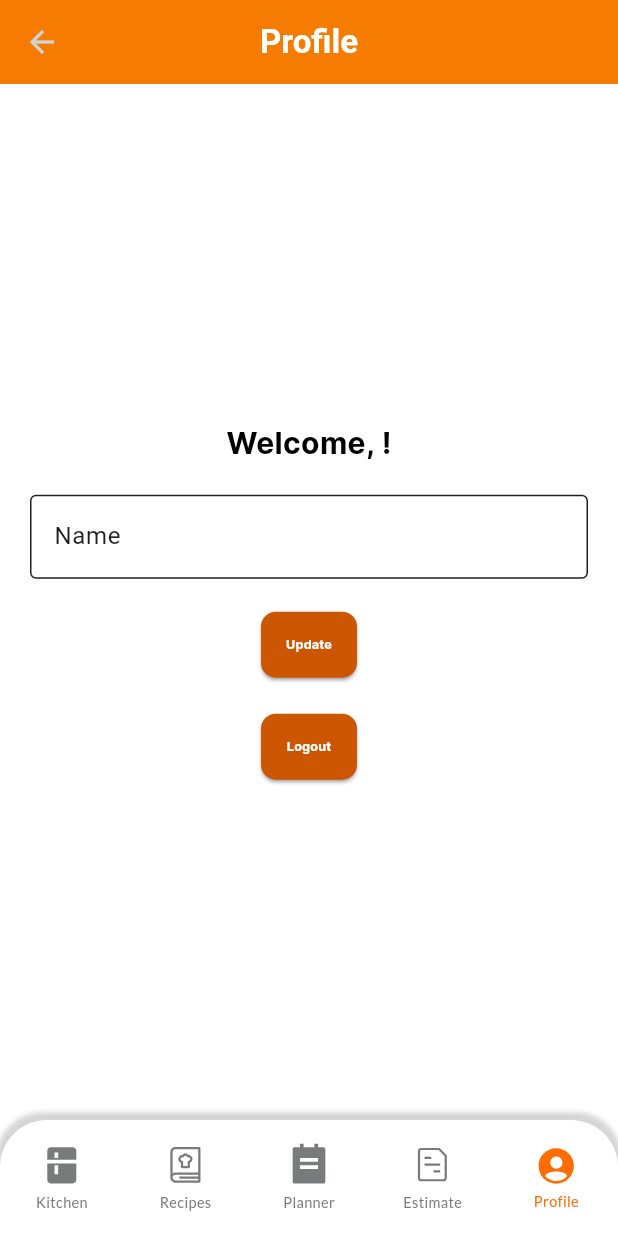
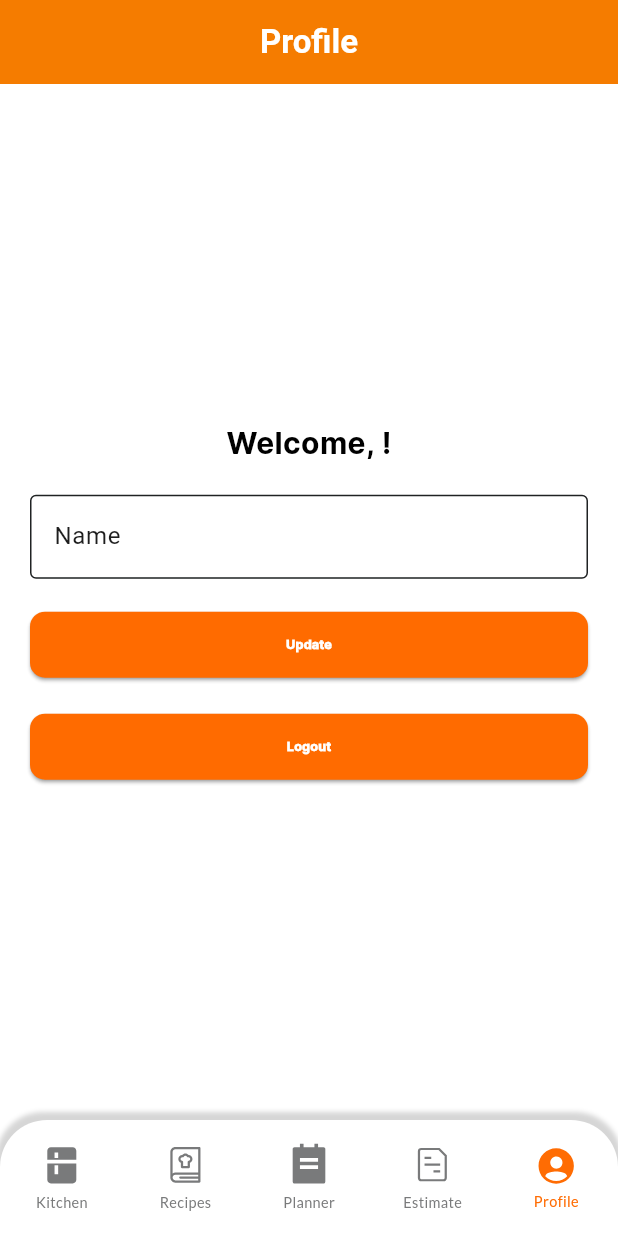
Before and after one commit to Siddharth-smnt/kulture, a Flutter app: the screen it shows once a user with an empty profile is signed in, item 5 of the bottom bar chosen, after a tap on "Update", on a phone screen of 412 x 824 dp. Run offline on Flutter 3.47's test engine with Material 3 defaults, Android fonts, the phone set to English and light mode, and no system bars; our stand-ins replace cached_network_image, cloud_firestore, connectivity_plus, equatable, firebase_auth, firebase_core and 4 more; accounts and stored records are empty.

Commit message:
UI changes,Onboarding_screen and planner updated

```diff
--- a/lib/main.dart
+++ b/lib/main.dart
@@ -74,7 +74,13 @@ class AuthWrapper extends StatelessWidget {
   Widget build(BuildContext context) {
     AuthServices().authStateChanges.listen((user) {
       if (user != null) {
-        Navigator.pushNamed(context, AppRoutes.kitchenContainerScreen);
+        // Navigator.pushReplacementNamed(
+        //     context, AppRoutes.kitchenContainerScreen);
+        Navigator.pushNamedAndRemoveUntil(
+          context,
+          AppRoutes.kitchenContainerScreen,
+          (Route<dynamic> route) => false,
+        );
       }
     });
     return OnBoardingScreen();
--- a/lib/presentation/authentication_page/login_screen.dart
+++ b/lib/presentation/authentication_page/login_screen.dart
@@ -67,7 +67,7 @@ class _LoginScreenState extends State<LoginScreen> {
                 }
               },
               style: ElevatedButton.styleFrom(
-                primary: Color(0xFFCC5602),
+                primary: Color(0xFFFF6B00),
                 textStyle: const TextStyle(color: Colors.white),
                 minimumSize: Size(
                   MediaQuery.of(context).size.width / 2.5,
--- a/lib/presentation/authentication_page/onboarding_screen.dart
+++ b/lib/presentation/authentication_page/onboarding_screen.dart
@@ -1,7 +1,6 @@
 import 'package:flutter/material.dart';
 import 'package:mandar_purushottam_s_application1/presentation/authentication_page/login_screen.dart';
 import 'package:mandar_purushottam_s_application1/presentation/authentication_page/signup_screen.dart';
-// import 'package:mandar_purushottam_s_application1/services/authentication/authentication.dart';
 
 class OnBoardingScreen extends StatefulWidget {
   const OnBoardingScreen({Key? key}) : super(key: key);
@@ -15,65 +14,62 @@ class _OnBoardingScreenState extends State<OnBoardingScreen> {
   @override
   Widget build(BuildContext context) {
     return Scaffold(
-      body: SafeArea(
-        child: Center(
+      body: Container(
+        decoration: BoxDecoration(
+          image: DecorationImage(
+            image: AssetImage("assets/images/onboarding_screen.png"),
+            fit: BoxFit.cover,
+          ),
+        ),
+        child: SafeArea(
           child: Column(
-            mainAxisAlignment: MainAxisAlignment.center,
+            mainAxisAlignment: MainAxisAlignment.end,
             crossAxisAlignment: CrossAxisAlignment.stretch,
+            children: [
+              SizedBox(height: 16),
+              Padding(
+                padding: EdgeInsets.only(bottom: 32),
+                child: Row(
+                  mainAxisAlignment: MainAxisAlignment.spaceEvenly,
                   children: [
                     ElevatedButton(
                       onPressed: () {
-                  Navigator.pushReplacementNamed(
-                      context, SignupScreen().routeName);
+                        Navigator.pushNamed(context, SignupScreen().routeName);
                       },
                       style: ElevatedButton.styleFrom(
-                  primary: Colors.orange[700],
+                        primary: Color(0xFFFF6B00),
                         padding: EdgeInsets.symmetric(vertical: 16),
                         shape: RoundedRectangleBorder(
-                    borderRadius: BorderRadius.circular(10),
+                          borderRadius: BorderRadius.circular(20),
                         ),
+                        // Fixed width for the button
+                        minimumSize: Size(150, 0),
                       ),
                       child: Text(
-                  'Sign Up with Email/Password',
+                        'Sign Up',
                         style: TextStyle(fontSize: 16, color: Colors.white),
                       ),
                     ),
-              SizedBox(height: 16),
                     ElevatedButton(
                       onPressed: () {
-                  Navigator.pushReplacementNamed(
-                      context, LoginScreen().routeName);
+                        Navigator.pushNamed(context, LoginScreen().routeName);
                       },
                       style: ElevatedButton.styleFrom(
-                  primary: Colors.orange[700],
+                        primary: Color(0xFFFF6B00),
                         padding: EdgeInsets.symmetric(vertical: 16),
                         shape: RoundedRectangleBorder(
-                    borderRadius: BorderRadius.circular(10),
+                          borderRadius: BorderRadius.circular(20),
                         ),
+                        minimumSize: Size(150, 0),
                       ),
                       child: Text(
-                  'Login with Email/Password',
+                        'Login',
                         style: TextStyle(fontSize: 16, color: Colors.white),
                       ),
                     ),
-              SizedBox(height: 16),
-              // ElevatedButton(
-              //   onPressed: () async {
-              //     AuthServices _auth = AuthServices();
-              //     await _auth.signInAnon();
-              //   },
-              //   style: ElevatedButton.styleFrom(
-              //     primary: Colors.orange[700],
-              //     padding: EdgeInsets.symmetric(vertical: 16),
-              //     shape: RoundedRectangleBorder(
-              //       borderRadius: BorderRadius.circular(10),
-              //     ),
-              //   ),
-              //   child: Text(
-              //     'Sign In Anonymously',
-              //     style: TextStyle(fontSize: 16, color: Colors.white),
-              //   ),
-              // ),
+                  ],
+                ),
+              ),
             ],
           ),
         ),
--- a/lib/presentation/authentication_page/profile_page.dart
+++ b/lib/presentation/authentication_page/profile_page.dart
@@ -9,18 +9,39 @@ class ProfilePage extends StatefulWidget {
 }
 
 class _ProfilePageState extends State<ProfilePage> {
-  GlobalKey<NavigatorState> navigatorKey = GlobalKey();
-
   final AuthServices _auth = AuthServices();
-
   final TextEditingController _nameController = TextEditingController();
 
   @override
   void initState() {
     super.initState();
-
     _nameController.text = _auth.user?.displayName ?? "";
   }
+
+  @override
+  Widget build(BuildContext context) {
+    return Navigator(
+      onGenerateRoute: (routeSettings) {
+        return MaterialPageRoute(
+          builder: (context) => ProfileScreen(
+            auth: _auth,
+            nameController: _nameController,
+          ),
+        );
+      },
+    );
+  }
+}
+
+class ProfileScreen extends StatelessWidget {
+  final AuthServices auth;
+  final TextEditingController nameController;
+
+  const ProfileScreen({
+    Key? key,
+    required this.auth,
+    required this.nameController,
+  }) : super(key: key);
 
   @override
   Widget build(BuildContext context) {
@@ -43,7 +64,7 @@ class _ProfilePageState extends State<ProfilePage> {
             mainAxisAlignment: MainAxisAlignment.center,
             children: [
               Text(
-                'Welcome, ${_auth.user?.displayName ?? 'User'}!',
+                'Welcome, ${auth.user?.displayName ?? 'User'}!',
                 style: TextStyle(
                   color: Colors.black,
                   fontSize: 20,
@@ -52,30 +73,37 @@ class _ProfilePageState extends State<ProfilePage> {
               ),
               SizedBox(height: 20),
               TextField(
-                controller: _nameController,
+                controller: nameController,
                 decoration: InputDecoration(
                   labelText: 'Name',
                   border: OutlineInputBorder(),
                 ),
               ),
               SizedBox(height: 20),
+              Container(
+                width: double.infinity,
+                child: Column(
+                  crossAxisAlignment: CrossAxisAlignment.stretch,
+                  children: [
                     ElevatedButton(
                       onPressed: () async {
                         // Update display name
-                  if (_nameController.text.isNotEmpty) {
+                        if (nameController.text.isNotEmpty) {
                           try {
-                      await _auth.user!.updateDisplayName(_nameController.text);
-                      ScaffoldMessenger.of(context).showSnackBar(
-                          SnackBar(content: Text('Name updated successfully')));
+                            await auth.user!
+                                .updateDisplayName(nameController.text);
+                            ScaffoldMessenger.of(context).showSnackBar(SnackBar(
+                                content: Text('Name updated successfully')));
                           } catch (error) {
                             print(error.toString());
-                      ScaffoldMessenger.of(context).showSnackBar(
-                          SnackBar(content: Text('Failed to update name')));
+                            ScaffoldMessenger.of(context).showSnackBar(SnackBar(
+                                content: Text('Failed to update name')));
                           }
                         }
                       },
                       style: ElevatedButton.styleFrom(
-                  backgroundColor: Color(0xFFCC5602), // Set button color
+                        backgroundColor:
+                            Color(0xFFFF6B00), // Updated button color
                         padding: EdgeInsets.symmetric(vertical: 16),
                         shape: RoundedRectangleBorder(
                           borderRadius: BorderRadius.circular(10),
@@ -83,20 +111,26 @@ class _ProfilePageState extends State<ProfilePage> {
                       ),
                       child: Text(
                         'Update',
-                  style: TextStyle(color: Colors.white),
+                        style: TextStyle(
+                            color: Colors.white, fontWeight: FontWeight.w900),
                       ),
                     ),
                     SizedBox(height: 20),
                     ElevatedButton(
                       onPressed: () async {
-                  await _auth.logout();
-                  Navigator.pushReplacementNamed(
-                      context, AppRoutes.onboardingScreen);
-                  // Navigator.pushReplacementNamed(
-                  //     context, AppRoutes.onboardingScreen);
+                        await auth.logout();
+                        Navigator.pushReplacement(
+                          context,
+                          MaterialPageRoute(
+                            builder: (context) => Scaffold(
+                              bottomNavigationBar: null,
+                              body: OnBoardingScreen(),
+                            ),
+                          ),
+                        );
                       },
                       style: ElevatedButton.styleFrom(
-                  backgroundColor: Color(0xFFCC5602), // Set button color
+                        backgroundColor: Color(0xFFFF6B00),
                         padding: EdgeInsets.symmetric(vertical: 16),
                         shape: RoundedRectangleBorder(
                           borderRadius: BorderRadius.circular(10),
@@ -104,7 +138,11 @@ class _ProfilePageState extends State<ProfilePage> {
                       ),
                       child: Text(
                         'Logout',
-                  style: TextStyle(color: Colors.white),
+                        style: TextStyle(
+                            color: Colors.white, fontWeight: FontWeight.w900),
+                      ),
+                    ),
+                  ],
                 ),
               ),
             ],
--- a/lib/presentation/authentication_page/signup_screen.dart
+++ b/lib/presentation/authentication_page/signup_screen.dart
@@ -70,7 +70,7 @@ class _SignupScreenState extends State<SignupScreen> {
             ElevatedButton(
               onPressed: signUpUser,
               style: ElevatedButton.styleFrom(
-                primary: Color(0xFFCC5602),
+                primary: Color(0xFFFF6B00),
                 textStyle: const TextStyle(color: Colors.white),
                 minimumSize: Size(
                   MediaQuery.of(context).size.width / 2.5,
--- a/lib/presentation/kitchen_page/kitchen_page.dart
+++ b/lib/presentation/kitchen_page/kitchen_page.dart
@@ -167,14 +167,18 @@ class KitchenPage extends StatelessWidget {
             ),
           ),
         ),
-        floatingActionButton: CustomFloatingButton(
+        floatingActionButton: FloatingActionButton(
+          backgroundColor: Color(0xFFFF6B00), // Set background color to #FF6B00
           onPressed: () {
             Navigator.push(
               context,
               MaterialPageRoute(builder: (context) => AddItemScreen()),
             );
           },
-          iconPath: ImageConstant.imgPlus,
+          child: Icon(
+            Icons.add,
+            color: Colors.white, // Set icon color to white
+          ),
         ),
       ),
     );
--- a/lib/presentation/recipes_page/screen/recipe_screen.dart
+++ b/lib/presentation/recipes_page/screen/recipe_screen.dart
@@ -157,7 +157,7 @@ class RecipeScreen extends StatelessWidget {
                                   _addToEstimate(context);
                                 },
                                 style: ElevatedButton.styleFrom(
-                                  backgroundColor: Color(0xFFCC5602),
+                                  backgroundColor: Color(0xFFFF6B00),
                                 ),
                                 child: Text(
                                   'Add to Estimate',
@@ -182,8 +182,7 @@ class RecipeScreen extends StatelessWidget {
   Future<int> countPeople(List<IngredientModel> recipeItems) async {
     int people = -1;
 
-    QuerySnapshot inventorySnapshot =
-        await _firebaseFirestore
+    QuerySnapshot inventorySnapshot = await _firebaseFirestore
         .collection("User")
         .doc(_auth.user?.uid)
         .collection('Inventory')
```
Also changed, not shown: lib/presentation/estimate_page/estimate_page.dart (+3 -4 lines), lib/presentation/kitchen_page/add_stock.dart (+18 -6 lines), lib/presentation/kitchen_page/edit_stock.dart (+18 -6 lines), lib/presentation/planner_page/planner_page.dart (+50 -25 lines), lib/presentation/recipes_page/recipes_page.dart (+6 -2 lines), lib/presentation/recipes_page/screen/add_recipe_screen.dart (+18 -5 lines), lib/presentation/recipes_page/screen/edit_recipe_screen.dart (+19 -7 lines), 1 other file. Lines whose indentation alone changed are shown as unchanged.
